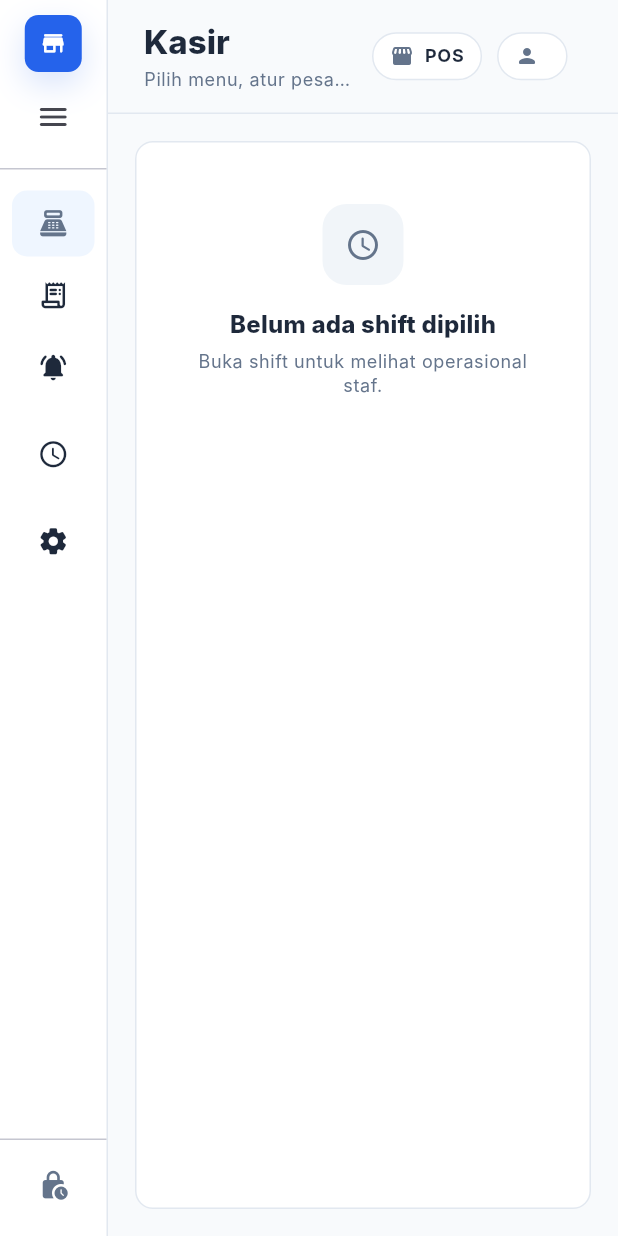
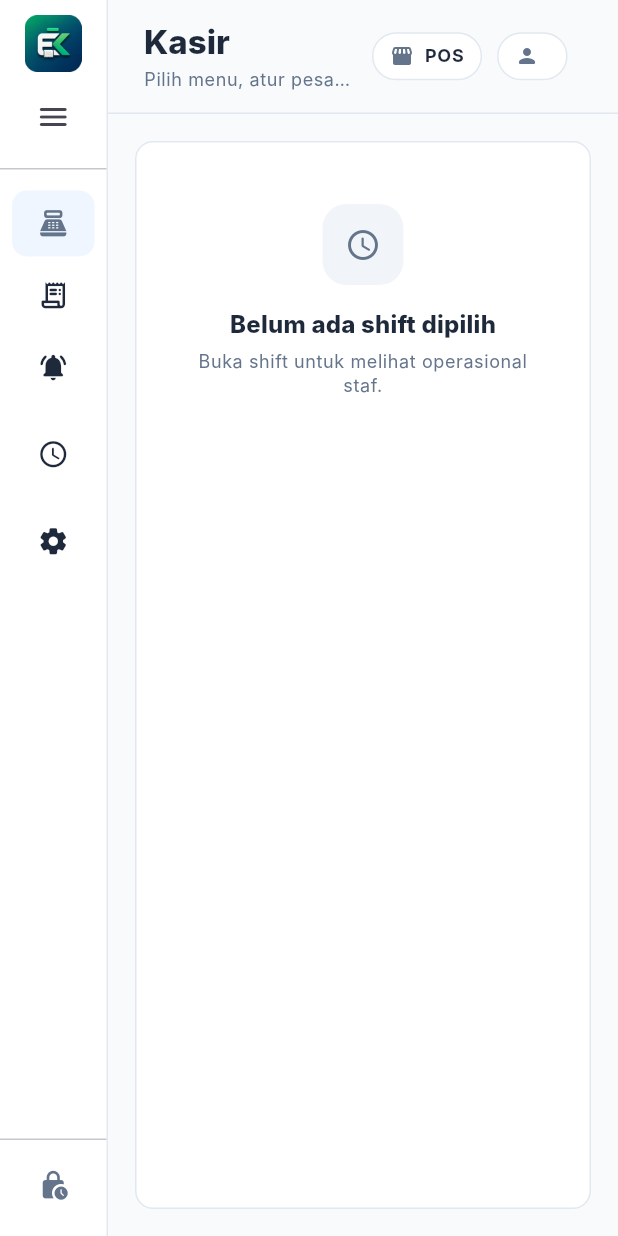
Before and after one commit to AmandaYora/elkasir_mobile, a Flutter app: the AppShell screen opened directly, on a phone screen of 412 x 824 dp. Run offline on Flutter 3.47's test engine with Material 3 defaults, Android fonts, the phone set to English and light mode, and no system bars; our stand-ins replace flutter_riverpod, pdf, permission_handler, printing, shared_preferences; missing offline and left inert: esc_pos_utils_plus, print_bluetooth_thermal; accounts and stored records are empty; network calls fail; Roboto replaces fonts that are missing (Inter).

Commit message:
feat(pos): transparent-corner logo (launcher + in-app), web↔mobile wording sync
- branding: bundle elkasir-transparent.png (4 black corners made transparent);
  AppLogoMark now renders the real logo; regenerate Android launcher icons —
  legacy bitmap + adaptive icon (foreground art over a brand-teal background)
- wording (sync with web admin): self-order source label "Self-order (QR Meja)"
  → "Pesan Mandiri"; self-order stage placed "Baru" → "Masuk"

Co-Authored-By: Claude Opus 4.8 (1M context) <noreply@anthropic.com>

```diff
--- a/lib/models/pos_models.dart
+++ b/lib/models/pos_models.dart
@@ -48,7 +48,7 @@ extension OrderSourceLabel on OrderSource {
       case OrderSource.cashier:
         return 'Kasir';
       case OrderSource.selfOrder:
-        return 'Self-order (QR Meja)';
+        return 'Pesan Mandiri';
     }
   }
 }
@@ -57,7 +57,7 @@ extension SelfOrderStatusLabel on SelfOrderStatus {
   String get label {
     switch (this) {
       case SelfOrderStatus.placed:
-        return 'Baru';
+        return 'Masuk';
       case SelfOrderStatus.preparing:
         return 'Disiapkan';
       case SelfOrderStatus.completed:
--- a/lib/shared/widgets/app_widgets.dart
+++ b/lib/shared/widgets/app_widgets.dart
@@ -9,21 +9,11 @@ class AppLogoMark extends StatelessWidget {
 
   @override
   Widget build(BuildContext context) {
-    return Container(
+    return Image.asset(
+      'assets/images/elkasir-transparent.png',
       width: size,
       height: size,
-      decoration: BoxDecoration(
-        color: AppColors.primary,
-        borderRadius: BorderRadius.circular(size * 0.24),
-        boxShadow: [
-          BoxShadow(
-            color: AppColors.primary.withValues(alpha: 0.18),
-            offset: const Offset(0, 8),
-            blurRadius: 18,
-          ),
-        ],
-      ),
-      child: Icon(Icons.store_rounded, color: Colors.white, size: size * 0.48),
+      filterQuality: FilterQuality.medium,
     );
   }
 }
```
Also changed, not shown: pubspec.yaml (+9 -3 lines), assets/images/elkasir-transparent.png (added), 12 other files.
